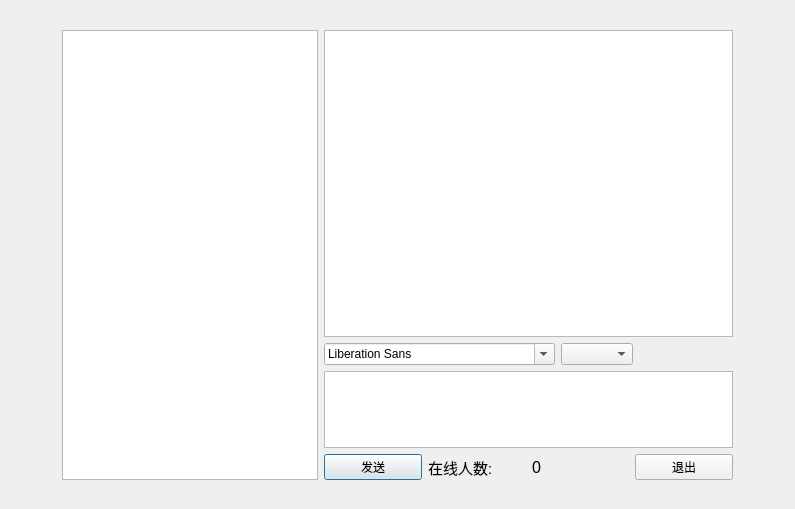
qianfengchen/chat-system, file chat-client/cchatgui.ui: the form before one commit.
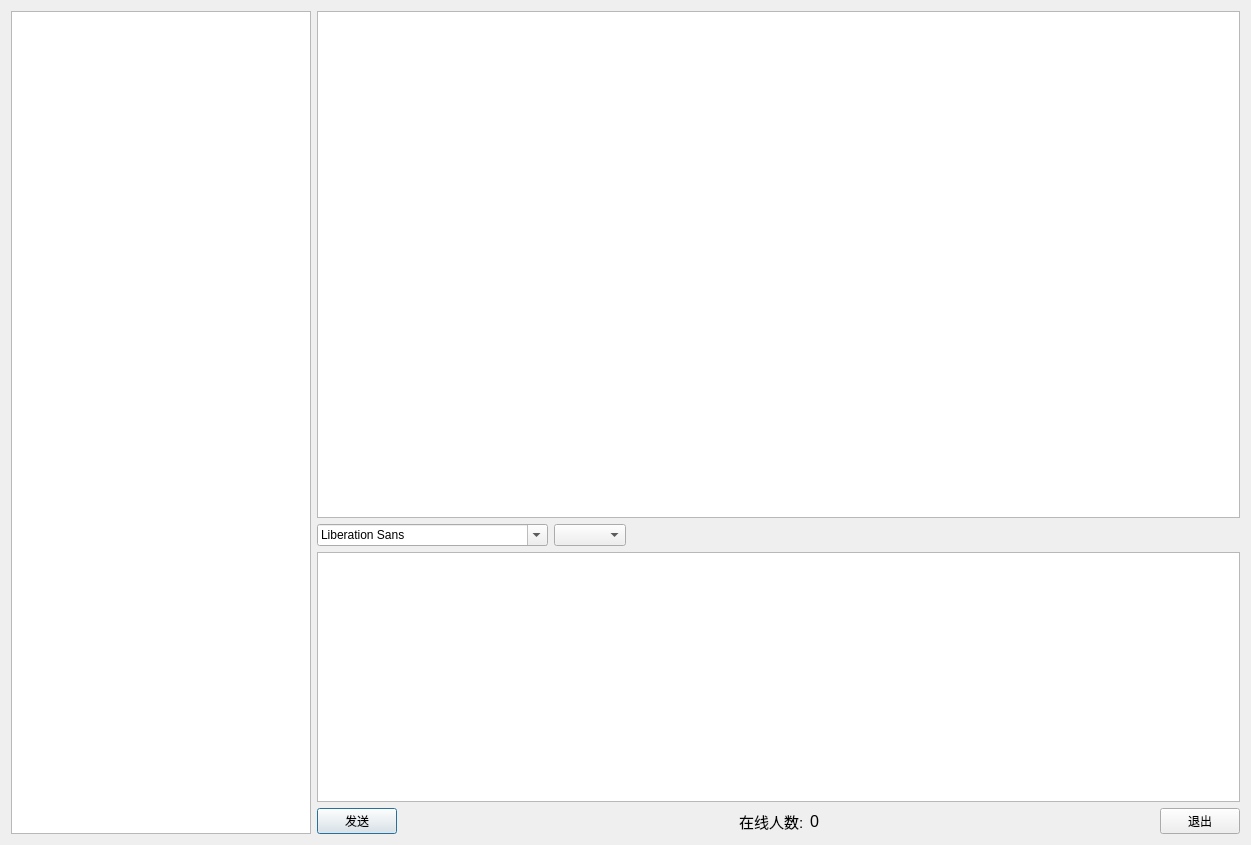
The form after the commit.

Commit message: 调节界面，添加登录返回好友列表

Patch:
```diff
--- a/chat-client/cchatgui.ui
+++ b/chat-client/cchatgui.ui
@@ -6,69 +6,85 @@
    <rect>
     <x>0</x>
     <y>0</y>
-    <width>795</width>
-    <height>509</height>
+    <width>1251</width>
+    <height>843</height>
    </rect>
   </property>
   <property name="windowTitle">
    <string>Dialog</string>
   </property>
-  <layout class="QVBoxLayout" name="verticalLayout_3">
-   <item>
-    <layout class="QHBoxLayout" name="horizontalLayout_4">
-     <item>
-      <spacer name="horizontalSpacer_2">
-       <property name="orientation">
-        <enum>Qt::Horizontal</enum>
-       </property>
-       <property name="sizeHint" stdset="0">
-        <size>
-         <width>10</width>
-         <height>10</height>
-        </size>
-       </property>
-      </spacer>
-     </item>
-     <item>
       <layout class="QVBoxLayout" name="verticalLayout_2">
-       <item>
-        <spacer name="verticalSpacer">
-         <property name="orientation">
-          <enum>Qt::Vertical</enum>
-         </property>
-         <property name="sizeHint" stdset="0">
-          <size>
-           <width>10</width>
-           <height>10</height>
-          </size>
-         </property>
-        </spacer>
-       </item>
        <item>
         <layout class="QHBoxLayout" name="horizontalLayout_3">
          <item>
-          <widget class="QTableWidget" name="tableWidget"/>
+      <widget class="QTableWidget" name="tableWidget">
+       <property name="minimumSize">
+        <size>
+         <width>300</width>
+         <height>600</height>
+        </size>
+       </property>
+       <property name="maximumSize">
+        <size>
+         <width>300</width>
+         <height>16777215</height>
+        </size>
+       </property>
+       <property name="rowCount">
+        <number>0</number>
+       </property>
+      </widget>
          </item>
          <item>
-          <layout class="QVBoxLayout" name="verticalLayout" stretch="8,1,2,1">
+      <layout class="QVBoxLayout" name="verticalLayout">
            <item>
-            <widget class="QTextBrowser" name="textBrowser"/>
+        <widget class="QTextBrowser" name="textBrowser">
+         <property name="minimumSize">
+          <size>
+           <width>923</width>
+           <height>507</height>
+          </size>
+         </property>
+        </widget>
            </item>
            <item>
             <layout class="QHBoxLayout" name="horizontalLayout_2">
-             <property name="rightMargin">
-              <number>100</number>
-             </property>
              <item>
               <widget class="QFontComboBox" name="fontComboBox"/>
              </item>
              <item>
               <widget class="QComboBox" name="comboBox"/>
              </item>
+         <item>
+          <spacer name="horizontalSpacer">
+           <property name="orientation">
+            <enum>Qt::Horizontal</enum>
+           </property>
+           <property name="sizeHint" stdset="0">
+            <size>
+             <width>40</width>
+             <height>20</height>
+            </size>
+           </property>
+          </spacer>
+         </item>
             </layout>
            </item>
            <item>
-            <widget class="QTextEdit" name="textEdit"/>
+        <widget class="QTextEdit" name="textEdit">
+         <property name="minimumSize">
+          <size>
+           <width>923</width>
+           <height>250</height>
+          </size>
+         </property>
+         <property name="maximumSize">
+          <size>
+           <width>16777215</width>
+           <height>250</height>
+          </size>
+         </property>
+        </widget>
            </item>
            <item>
             <layout class="QHBoxLayout" name="horizontalLayout">
@@ -79,6 +95,19 @@
                </property>
               </widget>
              </item>
+         <item>
+          <spacer name="horizontalSpacer_2">
+           <property name="orientation">
+            <enum>Qt::Horizontal</enum>
+           </property>
+           <property name="sizeHint" stdset="0">
+            <size>
+             <width>40</width>
+             <height>20</height>
+            </size>
+           </property>
+          </spacer>
+         </item>
              <item>
               <widget class="QLabel" name="label">
                <property name="font">
@@ -103,6 +132,19 @@
                </property>
               </widget>
              </item>
+         <item>
+          <spacer name="horizontalSpacer_3">
+           <property name="orientation">
+            <enum>Qt::Horizontal</enum>
+           </property>
+           <property name="sizeHint" stdset="0">
+            <size>
+             <width>40</width>
+             <height>20</height>
+            </size>
+           </property>
+          </spacer>
+         </item>
              <item>
               <widget class="QPushButton" name="pushButtonQuit">
                <property name="text">
@@ -113,36 +155,6 @@
             </layout>
            </item>
           </layout>
-         </item>
-        </layout>
-       </item>
-       <item>
-        <spacer name="verticalSpacer_2">
-         <property name="orientation">
-          <enum>Qt::Vertical</enum>
-         </property>
-         <property name="sizeHint" stdset="0">
-          <size>
-           <width>10</width>
-           <height>10</height>
-          </size>
-         </property>
-        </spacer>
-       </item>
-      </layout>
-     </item>
-     <item>
-      <spacer name="horizontalSpacer_3">
-       <property name="orientation">
-        <enum>Qt::Horizontal</enum>
-       </property>
-       <property name="sizeHint" stdset="0">
-        <size>
-         <width>10</width>
-         <height>10</height>
-        </size>
-       </property>
-      </spacer>
      </item>
     </layout>
    </item>
```
Lines whose indentation alone changed are shown as unchanged. The commit also changes 4 other files.
